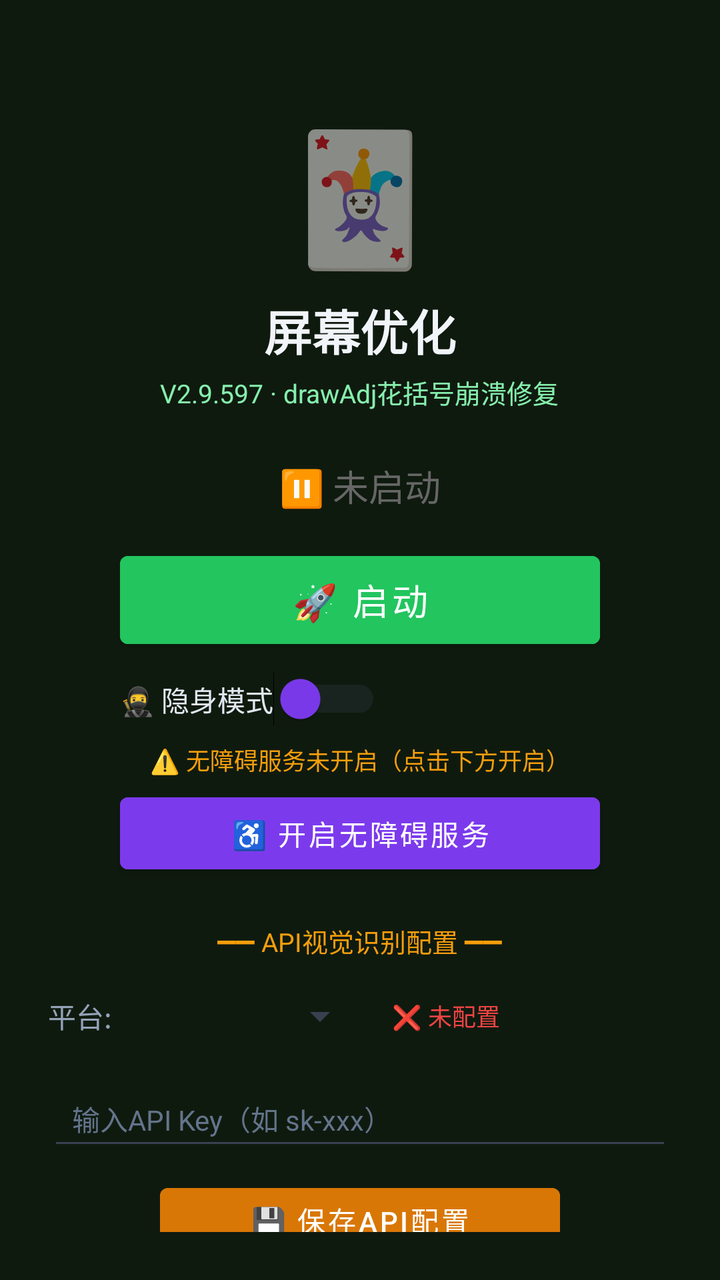
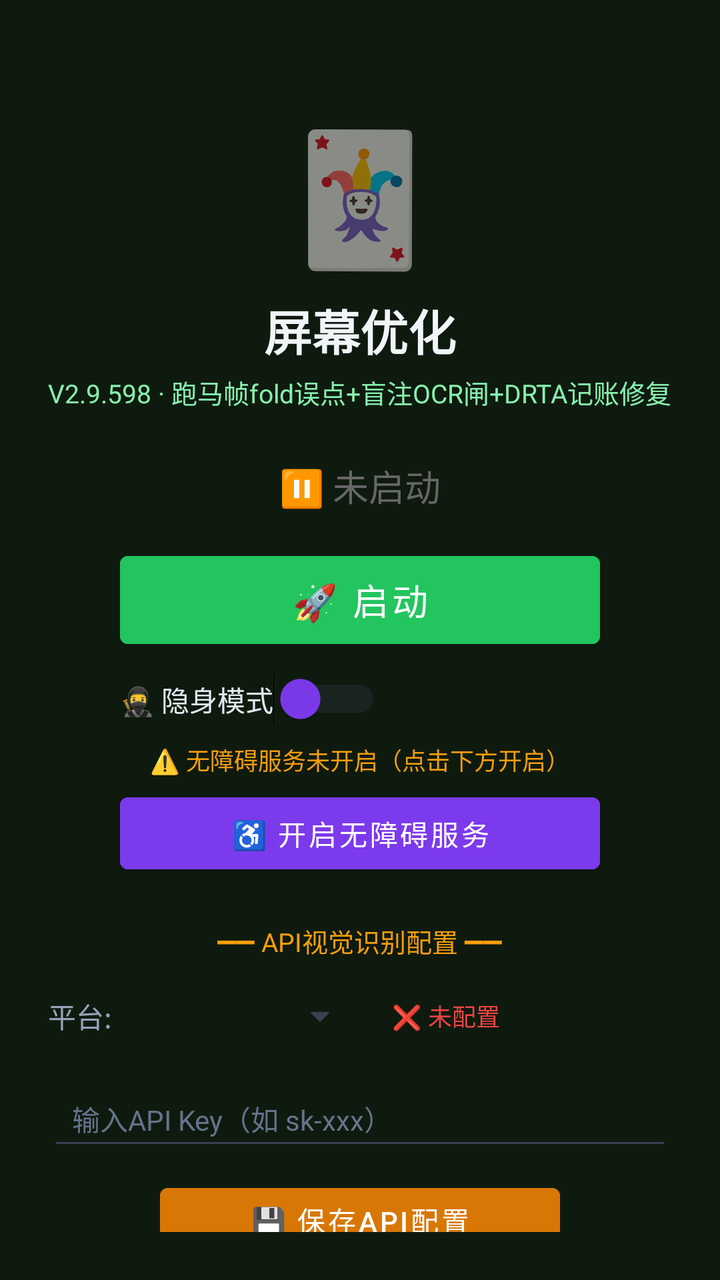

Compare the two renders of this Android layout. The source of the first and the diff that turns it into the second are given below.
<!-- AndroidManifest.xml: activity theme Theme.MjScreenshot -->
<!-- res/layout/activity_main.xml -->
<?xml version="1.0" encoding="utf-8"?>
<LinearLayout xmlns:android="http://schemas.android.com/apk/res/android"
    android:layout_width="match_parent"
    android:layout_height="match_parent"
    android:orientation="vertical"
    android:background="#0f1a0f"
    android:padding="24dp"
    android:gravity="center_horizontal">

    <TextView
        android:layout_width="wrap_content"
        android:layout_height="wrap_content"
        android:text="🃏"
        android:textSize="64sp"
        android:layout_marginTop="30dp" />

    <TextView
        android:layout_width="wrap_content"
        android:layout_height="wrap_content"
        android:text="屏幕优化"
        android:textSize="24sp"
        android:textColor="#f1f5f9"
        android:textStyle="bold"
        android:layout_marginTop="8dp" />

    <TextView
        android:layout_width="wrap_content"
        android:layout_height="wrap_content"
        android:text="V2.9.597 · drawAdj花括号崩溃修复"
        android:textSize="13sp"
        android:textColor="#86efac"
        android:layout_marginTop="4dp" />

    <TextView
        android:id="@+id/tvStatus"
        android:layout_width="wrap_content"
        android:layout_height="wrap_content"
        android:text="⏸ 未启动"
        android:textSize="18sp"
        android:textColor="#666666"
        android:layout_marginTop="24dp" />

    <Button
        android:id="@+id/btnStart"
        android:layout_width="240dp"
        android:layout_height="56dp"
        android:text="🚀 启动"
        android:textSize="18sp"
        android:textColor="#ffffff"
        android:backgroundTint="#22c55e"
        android:layout_marginTop="16dp" />

    <Button
        android:id="@+id/btnHelper"
        android:layout_width="240dp"
        android:layout_height="56dp"
        android:text="🃏 打开智囊"
        android:textSize="16sp"
        android:textColor="#ffffff"
        android:backgroundTint="#16a34a"
        android:layout_marginTop="12dp"
        android:visibility="gone" />

    
    <LinearLayout
        android:layout_width="240dp"
        android:layout_height="wrap_content"
        android:orientation="horizontal"
        android:gravity="center_vertical"
        android:layout_marginTop="8dp">

        <Switch
            android:id="@+id/switchStealth"
            android:layout_width="wrap_content"
            android:layout_height="wrap_content"
            android:text="🥷 隐身模式"
            android:textColor="#e2e8f0"
            android:textSize="14sp"
            android:thumbTint="#7c3aed"
            android:trackTint="#374151" />
    </LinearLayout>

    <TextView
        android:id="@+id/tvAccessibilityStatus"
        android:layout_width="wrap_content"
        android:layout_height="wrap_content"
        android:text="⚠️ 无障碍服务未开启（点击下方开启）"
        android:textSize="12sp"
        android:textColor="#f59e0b"
        android:layout_marginTop="8dp"
        android:gravity="center" />

    <Button
        android:id="@+id/btnAccessibility"
        android:layout_width="240dp"
        android:layout_height="48dp"
        android:text="♿ 开启无障碍服务"
        android:textSize="14sp"
        android:textColor="#ffffff"
        android:backgroundTint="#7c3aed"
        android:layout_marginTop="4dp" />

    <TextView
        android:layout_width="wrap_content"
        android:layout_height="wrap_content"
        android:text="━━ API视觉识别配置 ━━"
        android:textSize="13sp"
        android:textColor="#f59e0b"
        android:layout_marginTop="20dp" />

    <LinearLayout
        android:layout_width="match_parent"
        android:layout_height="wrap_content"
        android:orientation="horizontal"
        android:layout_marginTop="8dp"
        android:gravity="center_vertical">

        <TextView
            android:layout_width="wrap_content"
            android:layout_height="wrap_content"
            android:text="平台:"
            android:textSize="14sp"
            android:textColor="#94a3b8" />

        <Spinner
            android:id="@+id/spinnerProvider"
            android:layout_width="120dp"
            android:layout_height="40dp"
            android:layout_marginStart="8dp"
            android:backgroundTint="#374151" />

        <TextView
            android:id="@+id/tvApiStatus"
            android:layout_width="wrap_content"
            android:layout_height="wrap_content"
            android:text="❌ 未配置"
            android:textSize="12sp"
            android:textColor="#ef4444"
            android:layout_marginStart="12dp" />
    </LinearLayout>

    <EditText
        android:id="@+id/etApiKey"
        android:layout_width="match_parent"
        android:layout_height="44dp"
        android:hint="输入API Key（如 sk-xxx）"
        android:textSize="14sp"
        android:textColor="#e2e8f0"
        android:textColorHint="#64748b"
        android:backgroundTint="#374151"
        android:inputType="textPassword"
        android:layout_marginTop="8dp"
        android:paddingStart="12dp"
        android:paddingEnd="12dp" />

    <Button
        android:id="@+id/btnSaveApi"
        android:layout_width="200dp"
        android:layout_height="44dp"
        android:text="💾 保存API配置"
        android:textSize="14sp"
        android:textColor="#ffffff"
        android:backgroundTint="#d97706"
        android:layout_marginTop="8dp" />

    <TextView
        android:id="@+id/tvHint"
        android:layout_width="wrap_content"
        android:layout_height="wrap_content"
        android:text="先点上方按钮启动截屏"
        android:textSize="13sp"
        android:textColor="#666666"
        android:layout_marginTop="12dp"
        android:gravity="center" />

    <TextView
        android:layout_width="wrap_content"
        android:layout_height="wrap_content"
        android:text="使用步骤：\n1. 配置API Key（支持OpenAI/通义千问VL/硅基流动）\n2. 点「开启无障碍服务」→ 开启\n3. 开启「🥷隐身模式」(反检测)\n4. 点「启动」→ 允许悬浮窗\n5. 打牌时点屏幕上的🎯悬浮球即可截屏识别\n★ 拖动悬浮球可移到不挡牌的位置 ★\n★ 长按悬浮球可展开/收起详细面板 ★\n★ 悬浮球边框颜色=建议：绿=加注 橙=跟注 红=弃牌 ★"
        android:textSize="12sp"
        android:textColor="#64748b"
        android:layout_marginTop="12dp"
        android:lineSpacingExtra="3dp" />

</LinearLayout>
<!-- resources referenced by this layout -->
<resources>
  <style name="Theme.MjScreenshot" parent="Theme.MaterialComponents.DayNight.DarkActionBar">
          <item name="colorPrimary">#1e40af</item>
          <item name="colorPrimaryVariant">#1e3a8a</item>
          <item name="colorOnPrimary">#ffffff</item>
          <item name="android:statusBarColor">#0f172a</item>
      </style>
</resources>

<!-- the commit's change to res/layout/activity_main.xml (unified diff, before → after) -->
@@ -26,7 +26,7 @@
     <TextView
         android:layout_width="wrap_content"
         android:layout_height="wrap_content"
-        android:text="V2.9.597 · drawAdj花括号崩溃修复"
+        android:text="V2.9.598 · 跑马帧fold误点+盲注OCR闸+DRTA记账修复"
         android:textSize="13sp"
         android:textColor="#86efac"
         android:layout_marginTop="4dp" />
